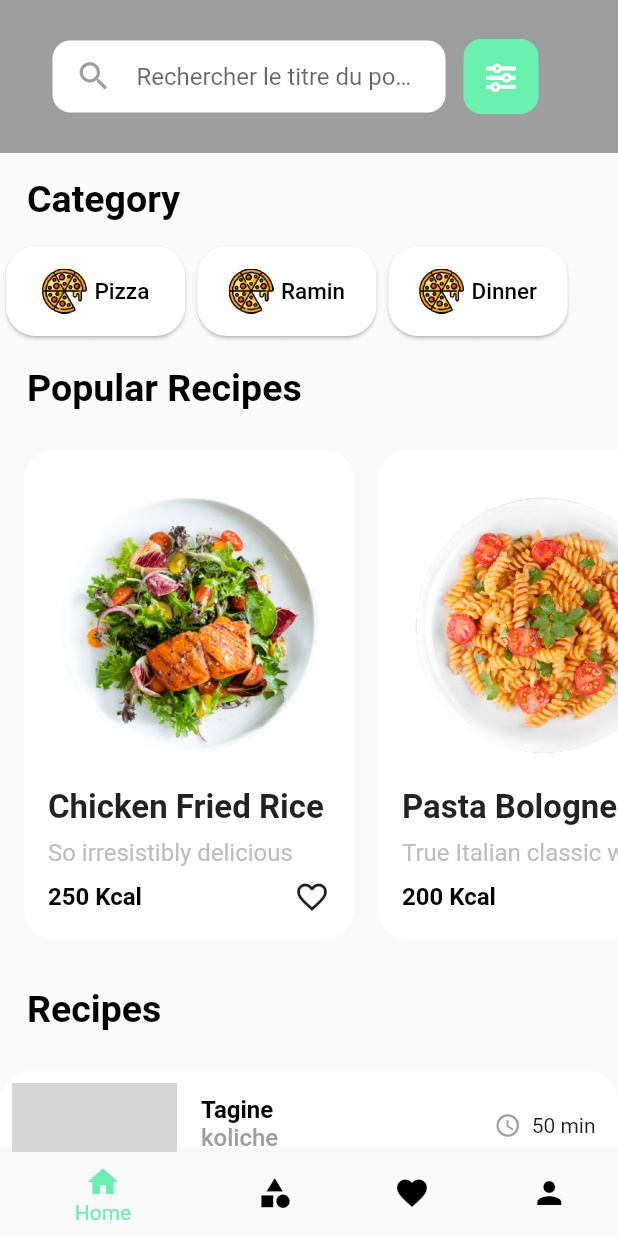
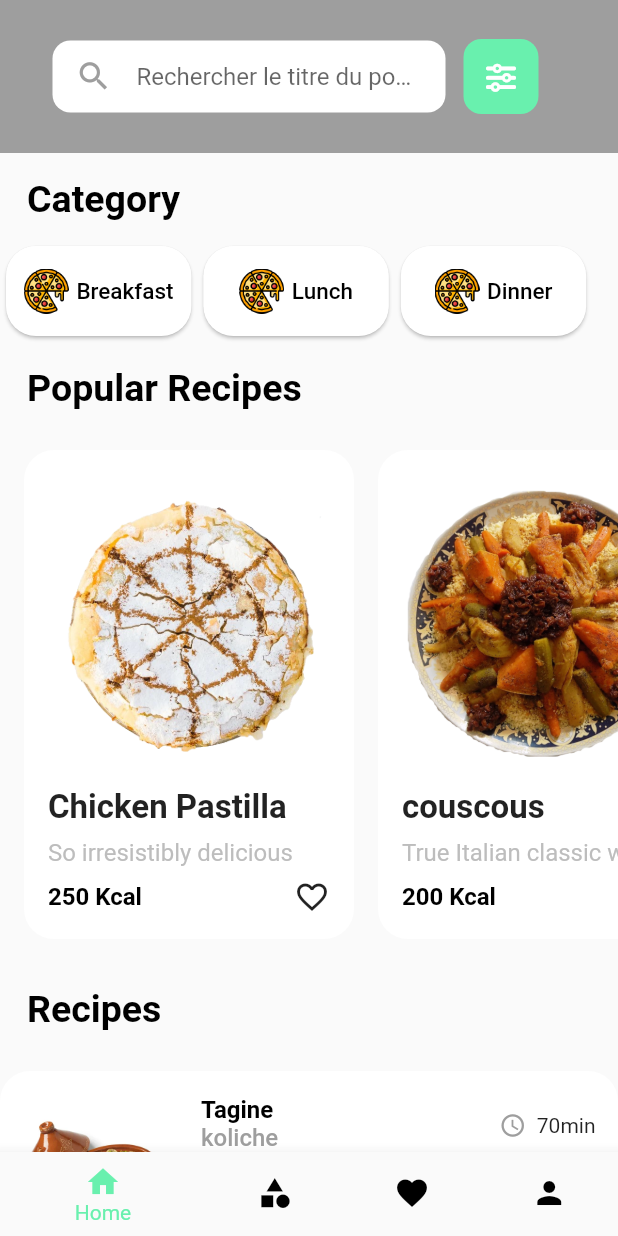
Before and after one commit to koliche/Moroccan-Food-Recipes, a Flutter app: the screen it shows after launch, on a phone screen of 412 x 824 dp. Run offline on Flutter 3.47's test engine with Material 2 defaults, Android fonts, the phone set to English and light mode, and no system bars; our stand-ins replace font_awesome_flutter, google_fonts; grey boxes are pictures that could not be loaded.

Commit message:
commit 2

```diff
--- a/lib/models/data.dart
+++ b/lib/models/data.dart
@@ -12,13 +12,13 @@ class Recipe {
 
 List<Recipe> getRecipes() {
   return <Recipe>[
-    Recipe("Chicken Fried Rice", "So irresistibly delicious",
-        "assets/images/chicken_fried_rice.png", 250, 35, 6),
-    Recipe("Pasta Bolognese", "True Italian classic with a meaty, chilli sauce",
-        "assets/images/pasta_bolognese.png", 200, 45, 10),
-    Recipe("Garlic Potatoes", "Crispy Garlic Roasted Potatoes",
-        "assets/images/filete_con_papas_cambray.png", 150, 30, 8),
-    Recipe("Asparagus", "White Onion, Fennel, and watercress Salad",
+    Recipe("Chicken Pastilla", "So irresistibly delicious",
+        "assets/images/pastilla.png", 250, 35, 6),
+    Recipe("couscous", "True Italian classic with a meaty, chilli sauce",
+        "assets/images/couscous.png", 200, 45, 10),
+    Recipe("Soup", "Crispy Garlic Roasted Potatoes", "assets/images/soup.jpeg",
+        150, 30, 8),
+    Recipe("Tagine", "White Onion, Fennel, and watercress Salad",
         "assets/images/splash1.png", 190, 35, 12),
     Recipe("Filet Mignon", "Bacon-Wrapped Filet Mignon",
         "assets/images/steak_bacon.png", 250, 55, 20),
--- a/lib/views/home.dart
+++ b/lib/views/home.dart
@@ -73,9 +73,10 @@ class _HomePageState extends State<HomePage> {
                       child: Row(
                         children: [
                           Categories(
-                              text: "Pizza", images: "assets/images/pizza.png"),
+                              text: "Breakfast",
+                              images: "assets/images/pizza.png"),
                           Categories(
-                              text: "Ramin", images: "assets/images/pizza.png"),
+                              text: "Lunch", images: "assets/images/pizza.png"),
                           Categories(
                               text: "Dinner",
                               images: "assets/images/pizza.png"),
@@ -148,19 +149,28 @@ class _HomePageState extends State<HomePage> {
                       child: Column(
                     children: [
                       const RecipeCard(
-                        image: "assets/images/splash1.png",
+                        image: "assets/images/tagine.webp",
                         name: "Tagine",
                         subname: "koliche",
+                        cooktime: "70min",
                       ),
                       const RecipeCard(
-                        image: "assets/images/splash1.png",
-                        name: "Tagine",
+                        image: "assets/images/soup.jpeg",
+                        name: "Moroccan Soup",
                         subname: "koliche",
+                        cooktime: "40min",
                       ),
                       const RecipeCard(
-                        image: "assets/images/splash1.png",
-                        name: "Tagine",
+                        image: "assets/images/briwat.png",
+                        name: "Briwat",
                         subname: "koliche",
+                        cooktime: "100min",
+                      ),
+                      const RecipeCard(
+                        image: "assets/images/chebakiaa.jpeg",
+                        name: "Chebakia",
+                        subname: "koliche",
+                        cooktime: "290min",
                       ),
                     ],
                   )),
--- a/lib/views/widgets/Categories.dart
+++ b/lib/views/widgets/Categories.dart
@@ -12,7 +12,7 @@ class Categories extends StatelessWidget {
       shape: RoundedRectangleBorder(borderRadius: BorderRadius.circular(20)),
       child: SizedBox(
         height: 60,
-        width: MediaQuery.of(context).size.width * 0.29,
+        width: MediaQuery.of(context).size.width * 0.30,
         child: Center(
           child: Padding(
             padding: const EdgeInsets.all(8.0),
--- a/lib/views/widgets/recipe_card.dart
+++ b/lib/views/widgets/recipe_card.dart
@@ -4,12 +4,14 @@ class RecipeCard extends StatelessWidget {
   final String image;
   final String name;
   final String subname;
+  final String cooktime;
 
   const RecipeCard({
     Key? key,
     required this.image,
     required this.name,
     required this.subname,
+    required this.cooktime,
   }) : super(key: key);
 
   @override
@@ -115,7 +117,9 @@ class RecipeCard extends StatelessWidget {
                             SizedBox(
                               width: 7,
                             ),
-                            Text("50 min")
+                            Text(
+                              cooktime,
+                            )
                           ],
                         ),
                       ),
```
Also changed, not shown: assets/images/briwat.jpg (added), assets/images/briwat.png (added), assets/images/chebakiaa.jpeg (added), assets/images/couscous.jpg (added), assets/images/couscous.png (added), assets/images/pastilla.jpeg (added), assets/images/pastilla.jpg (added), assets/images/pastilla.png (added), assets/images/soup.jpeg (added), assets/images/tagine.jpeg (added), assets/images/tagine.webp (added).
